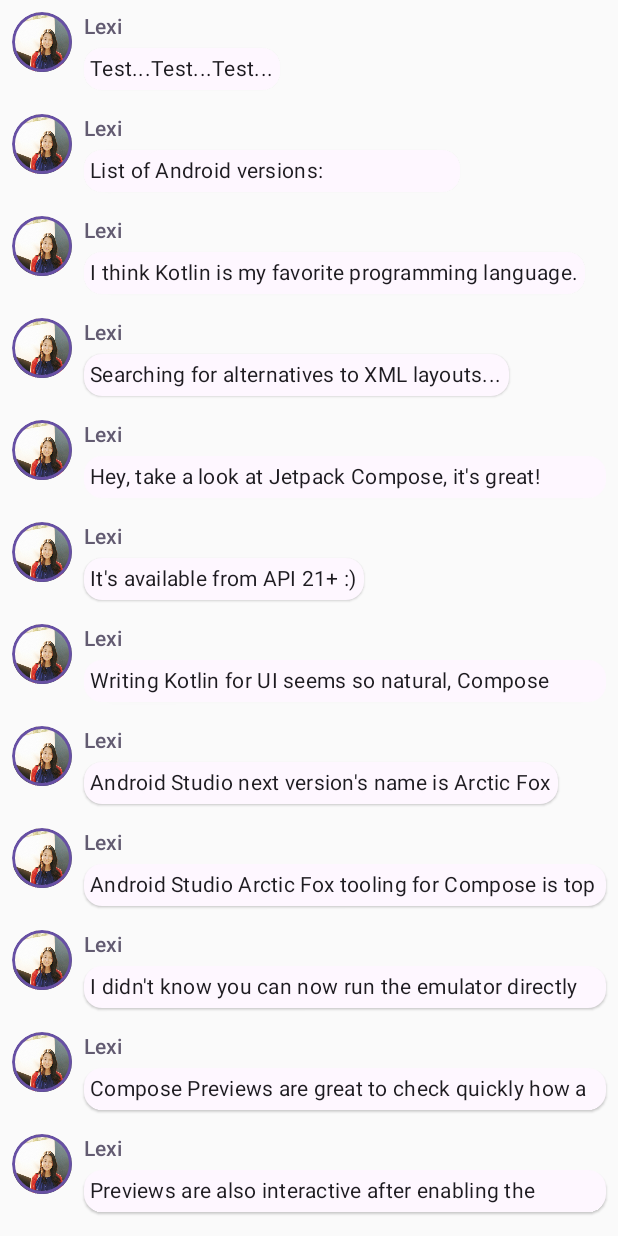
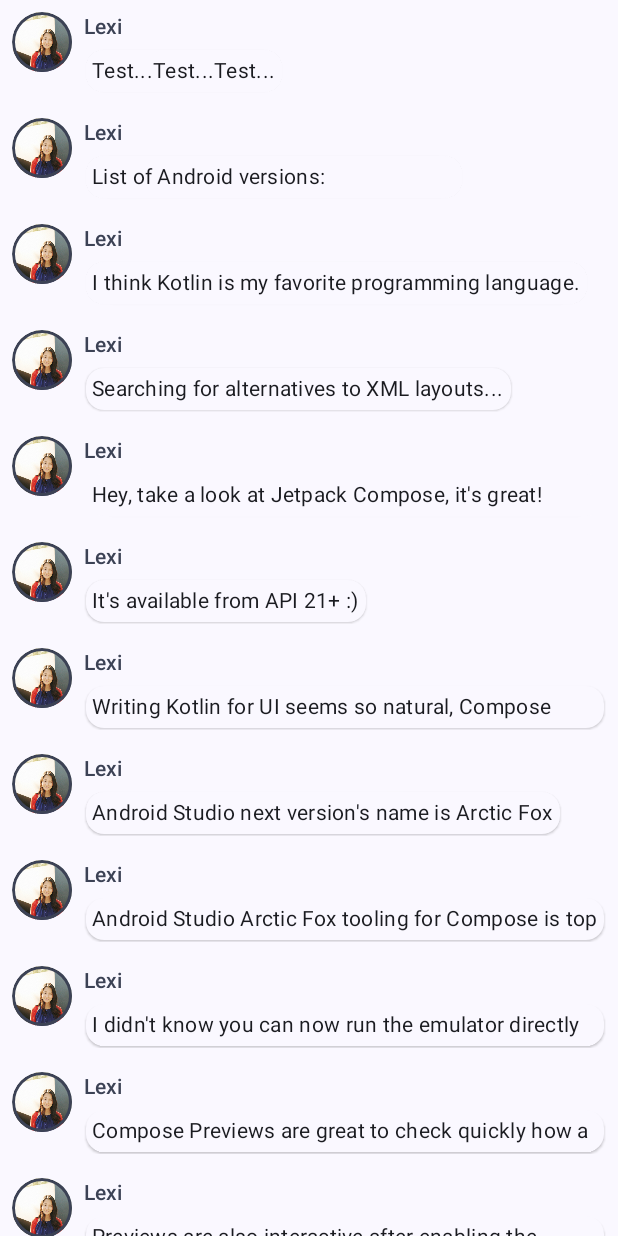
Before and after one commit to Aapo2001/Mobile_Computing_HW, an Android app built with Jetpack Compose: the screen it shows after launch (MainActivity), on a phone screen of 412 x 824 dp. Run offline under Robolectric (Android 15) with nearby library versions, the phone set to English and light mode, and no system bars.

Commit message:
Last minute fixes for HomeWork1

```diff
--- a/app/src/main/java/com/example/myapplication/MainActivity.kt
+++ b/app/src/main/java/com/example/myapplication/MainActivity.kt
@@ -4,6 +4,8 @@ import android.content.res.Configuration
 import android.os.Bundle
 import androidx.activity.ComponentActivity
 import androidx.activity.compose.setContent
+import androidx.compose.animation.animateColorAsState
+import androidx.compose.animation.animateContentSize
 import androidx.compose.foundation.Image
 import androidx.compose.foundation.border
 import androidx.compose.foundation.clickable
@@ -36,7 +38,13 @@ class MainActivity : ComponentActivity() {
     override fun onCreate(savedInstanceState: Bundle?) {
         super.onCreate(savedInstanceState)
         setContent {
-            Conversation(SampleData.conversationSample)
+            MyApplicationTheme {
+                Surface(color = MaterialTheme.colorScheme.background) {
+
+                    Conversation(SampleData.conversationSample)
+                }
+
+            }
         }
     }
 }
@@ -52,13 +60,17 @@ fun MessageCard(msg: Message) {
             modifier = Modifier
                 .size(40.dp)
                 .clip(CircleShape)
-                .border(1.5.dp, MaterialTheme.colorScheme.primary, CircleShape)
+                .border(1.5.dp, MaterialTheme.colorScheme.secondary, CircleShape)
         )
         Spacer(modifier = Modifier.width(8.dp))
 
         // We keep track if the message is expanded or not in this
         // variable
         var isExpanded by remember { mutableStateOf(false) }
+        val surfaceColor by animateColorAsState(
+            if (isExpanded) MaterialTheme.colorScheme.primary else MaterialTheme.colorScheme.surface,
+            label = "",
+        )
 
         // We toggle the isExpanded variable when we click on this Column
         Column(modifier = Modifier.clickable { isExpanded = !isExpanded }) {
@@ -73,6 +85,10 @@ fun MessageCard(msg: Message) {
             Surface(
                 shape = MaterialTheme.shapes.medium,
                 shadowElevation = 1.dp,
+                color = surfaceColor,
+                modifier = Modifier
+                    .animateContentSize()
+                    .padding(1.dp)
             ) {
                 Text(
                     text = msg.body,
@@ -94,14 +110,13 @@ fun MessageCard(msg: Message) {
     name = "Dark Mode"
 )
 @Composable
-fun GreetingPreview() {
+fun PreviewMessageCard() {
     MyApplicationTheme {
         // A surface container using the 'background' color from the theme
-        Surface(
-            modifier = Modifier.fillMaxSize(),
-            color = MaterialTheme.colorScheme.background
-        ) {
-            MessageCard(Message("Android", "jetpack"))
+        Surface {
+            MessageCard(
+                msg = Message("Lexi", "Take a look at Jetpack Compose, it's great!")
+            )
         }
     }
 }
--- a/app/src/main/java/com/example/myapplication/SampleData.kt
+++ b/app/src/main/java/com/example/myapplication/SampleData.kt
@@ -71,5 +71,21 @@ object SampleData {
             "Lexi",
             "Have you tried writing build.gradle with KTS?"
         ),
+        Message(
+            "Lexi",
+            "I didn't know you can now run the emulator directly from Android Studio"
+        ),
+        Message(
+            "Lexi",
+            "Compose Previews are great to check quickly how a composable layout looks like"
+        ),
+        Message(
+            "Lexi",
+            "Previews are also interactive after enabling the experimental setting"
+        ),
+        Message(
+            "Lexi",
+            "Have you tried writing build.gradle with KTS?"
+        ),
     )
 }
```
